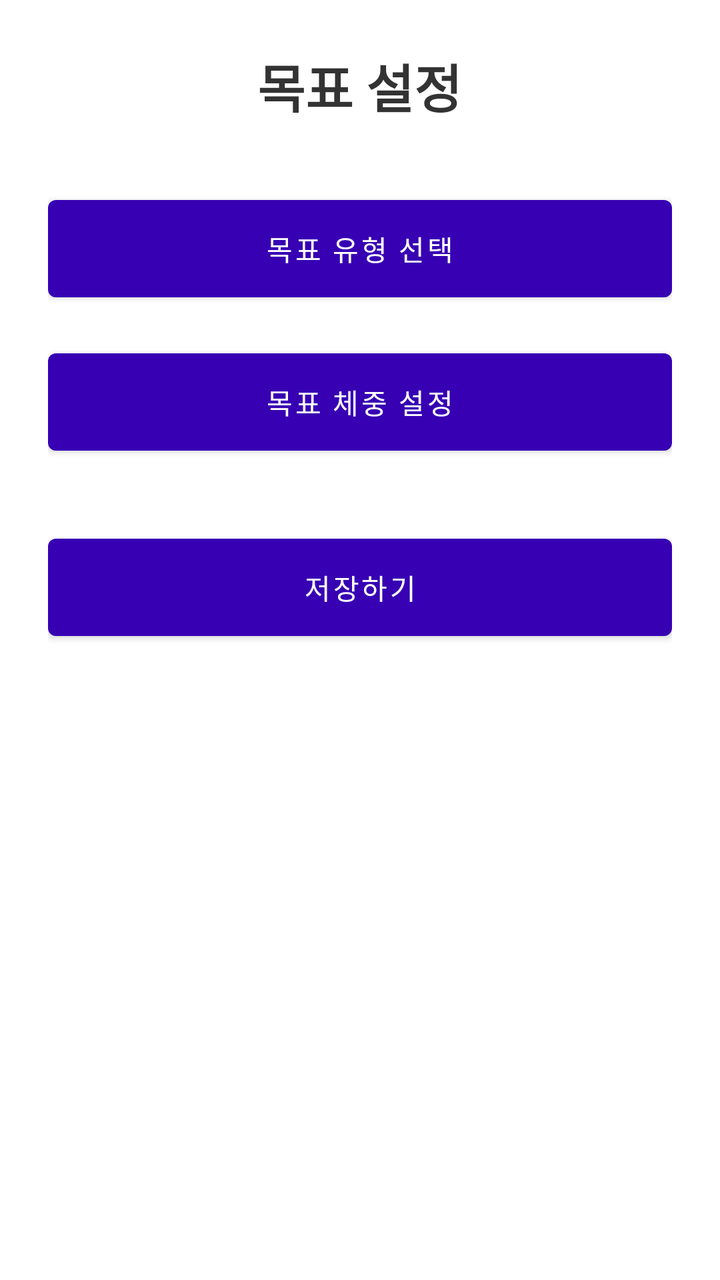
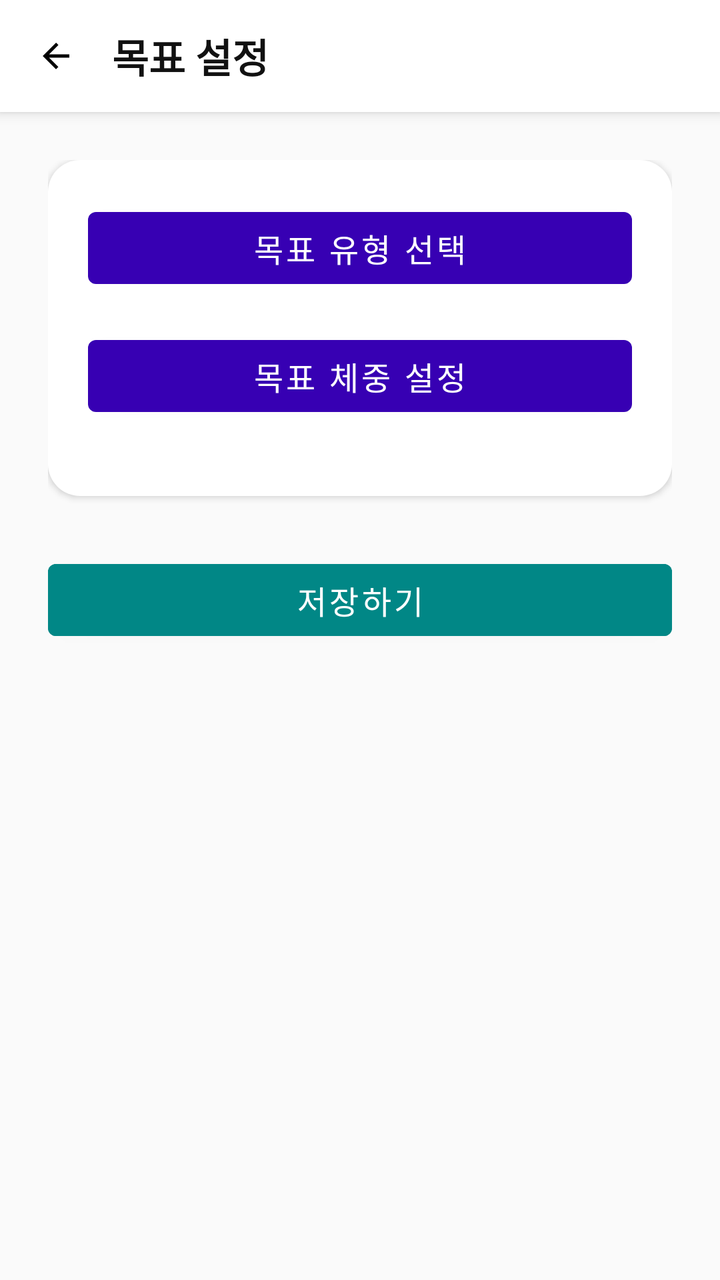

The first picture is an Android layout as it rendered before a commit; the second is the same layout after the commit. The layout source and the unified diff follow.
<!-- AndroidManifest.xml: application theme Theme.GJGN -->
<!-- res/layout/activity_goal_setting.xml -->
<?xml version="1.0" encoding="utf-8"?>
<LinearLayout xmlns:android="http://schemas.android.com/apk/res/android"
    android:orientation="vertical"
    android:padding="24dp"
    android:gravity="center_horizontal"
    android:layout_width="match_parent"
    android:layout_height="match_parent">

    <TextView
        android:text="목표 설정"
        android:textSize="26sp"
        android:textStyle="bold"
        android:textColor="#333333"
        android:layout_marginBottom="32dp"
        android:layout_width="wrap_content"
        android:layout_height="wrap_content" />

    <com.google.android.material.button.MaterialButton
        android:id="@+id/btnSetGoalType"
        android:layout_width="match_parent"
        android:layout_height="wrap_content"
        android:text="목표 유형 선택"
        android:padding="14dp"
        android:layout_marginBottom="16dp" />

    <com.google.android.material.button.MaterialButton
        android:id="@+id/btnSetTargetWeight"
        android:layout_width="match_parent"
        android:layout_height="wrap_content"
        android:text="목표 체중 설정"
        android:padding="14dp"
        android:layout_marginBottom="32dp" />

    <com.google.android.material.button.MaterialButton
        android:id="@+id/btnSaveGoalAll"
        android:layout_width="match_parent"
        android:layout_height="wrap_content"
        android:text="저장하기"
        android:padding="14dp" />

</LinearLayout>
<!-- resources referenced by this layout -->
<resources>
  <style name="Theme.GJGN" parent="Theme.MaterialComponents.DayNight.NoActionBar">
          
          <item name="colorPrimary">@color/purple_700</item>
          <item name="colorPrimaryVariant">@color/purple_700</item>
          <item name="colorOnPrimary">@android:color/white</item>
          <item name="colorSecondary">@color/teal_700</item>
          <item name="android:windowMinWidthMajor">320dp</item>
          <item name="android:windowMinWidthMinor">320dp</item>
      </style>
  <color name="purple_700">#FF3700B3</color>
  <color name="teal_700">#FF018786</color>
</resources>

<!-- the commit's change to res/layout/activity_goal_setting.xml (unified diff, before → after) -->
@@ -1,41 +1,96 @@
 <?xml version="1.0" encoding="utf-8"?>
 <LinearLayout xmlns:android="http://schemas.android.com/apk/res/android"
+    android:layout_width="match_parent"
+    android:layout_height="match_parent"
     android:orientation="vertical"
-    android:padding="24dp"
-    android:gravity="center_horizontal"
-    android:layout_width="match_parent"
-    android:layout_height="match_parent">
+    android:background="#FAFAFA">
 
-    <TextView
-        android:text="목표 설정"
-        android:textSize="26sp"
-        android:textStyle="bold"
-        android:textColor="#333333"
-        android:layout_marginBottom="32dp"
-        android:layout_width="wrap_content"
-        android:layout_height="wrap_content" />
+    
+    <LinearLayout
+        android:layout_width="match_parent"
+        android:layout_height="56dp"
+        android:orientation="horizontal"
+        android:gravity="center_vertical"
+        android:paddingStart="12dp"
+        android:paddingEnd="12dp"
+        android:background="@android:color/white"
+        android:elevation="4dp">
 
-    <com.google.android.material.button.MaterialButton
-        android:id="@+id/btnSetGoalType"
+        <ImageView
+            android:id="@+id/btnBack"
+            android:layout_width="32dp"
+            android:layout_height="32dp"
+            android:src="@drawable/ic_arrow_back"
+            android:padding="6dp"
+            android:background="?attr/selectableItemBackgroundBorderless" />
+
+        <TextView
+            android:text="목표 설정"
+            android:textSize="20sp"
+            android:textStyle="bold"
+            android:textColor="#111111"
+            android:layout_marginStart="12dp"
+            android:layout_width="wrap_content"
+            android:layout_height="wrap_content" />
+    </LinearLayout>
+
+    
+    <ScrollView
         android:layout_width="match_parent"
-        android:layout_height="wrap_content"
-        android:text="목표 유형 선택"
-        android:padding="14dp"
-        android:layout_marginBottom="16dp" />
+        android:layout_height="match_parent"
+        android:fillViewport="true">
 
-    <com.google.android.material.button.MaterialButton
-        android:id="@+id/btnSetTargetWeight"
-        android:layout_width="match_parent"
-        android:layout_height="wrap_content"
-        android:text="목표 체중 설정"
-        android:padding="14dp"
-        android:layout_marginBottom="32dp" />
+        <LinearLayout
+            android:orientation="vertical"
+            android:layout_width="match_parent"
+            android:layout_height="wrap_content"
+            android:padding="24dp"
+            android:gravity="center_horizontal">
 
-    <com.google.android.material.button.MaterialButton
-        android:id="@+id/btnSaveGoalAll"
-        android:layout_width="match_parent"
-        android:layout_height="wrap_content"
-        android:text="저장하기"
-        android:padding="14dp" />
+            
+            <LinearLayout
+                android:layout_width="match_parent"
+                android:layout_height="wrap_content"
+                android:orientation="vertical"
+                android:padding="20dp"
+                android:background="@drawable/bg_card"
+                android:elevation="2dp">
+
+                
+                <com.google.android.material.button.MaterialButton
+                    android:id="@+id/btnSetGoalType"
+                    android:layout_width="match_parent"
+                    android:layout_height="48dp"
+                    android:text="목표 유형 선택"
+                    android:textSize="16sp"
+                    android:cornerRadius="12dp"
+                    android:layout_marginBottom="16dp" />
+
+                
+                <com.google.android.material.button.MaterialButton
+                    android:id="@+id/btnSetTargetWeight"
+                    android:layout_width="match_parent"
+                    android:layout_height="48dp"
+                    android:text="목표 체중 설정"
+                    android:textSize="16sp"
+                    android:cornerRadius="12dp"
+                    android:layout_marginBottom="16dp" />
+
+            </LinearLayout>
+
+            
+            <com.google.android.material.button.MaterialButton
+                android:id="@+id/btnSaveGoalAll"
+                android:text="저장하기"
+                android:textColor="@android:color/white"
+                android:backgroundTint="@color/teal_700"
+                android:layout_marginTop="28dp"
+                android:layout_width="match_parent"
+                android:layout_height="48dp"
+                android:textSize="16sp"
+                android:cornerRadius="12dp" />
+
+        </LinearLayout>
+    </ScrollView>
 
 </LinearLayout>
<!-- resource entries referenced after the edit -->
@@ -11,5 +11,21 @@
       </style>
   <color name="purple_700">#FF3700B3</color>
   <color name="teal_700">#FF018786</color>
+  <!-- drawable bg_card (drawable) -->
+  <shape xmlns:android="http://schemas.android.com/apk/res/android">
+      <solid android:color="@android:color/white"/>
+      <corners android:radius="16dp"/>
+  </shape>
+  <!-- drawable ic_arrow_back (drawable) -->
+  <vector xmlns:android="http://schemas.android.com/apk/res/android"
+      android:width="24dp"
+      android:height="24dp"
+      android:viewportWidth="24"
+      android:viewportHeight="24">
+  
+      <path
+          android:fillColor="#000000"
+          android:pathData="M20,11H7.83l5.59,-5.59L12,4l-8,8 8,8 1.41,-1.41L7.83,13H20v-2z"/>
+  </vector>
 </resources>
 
